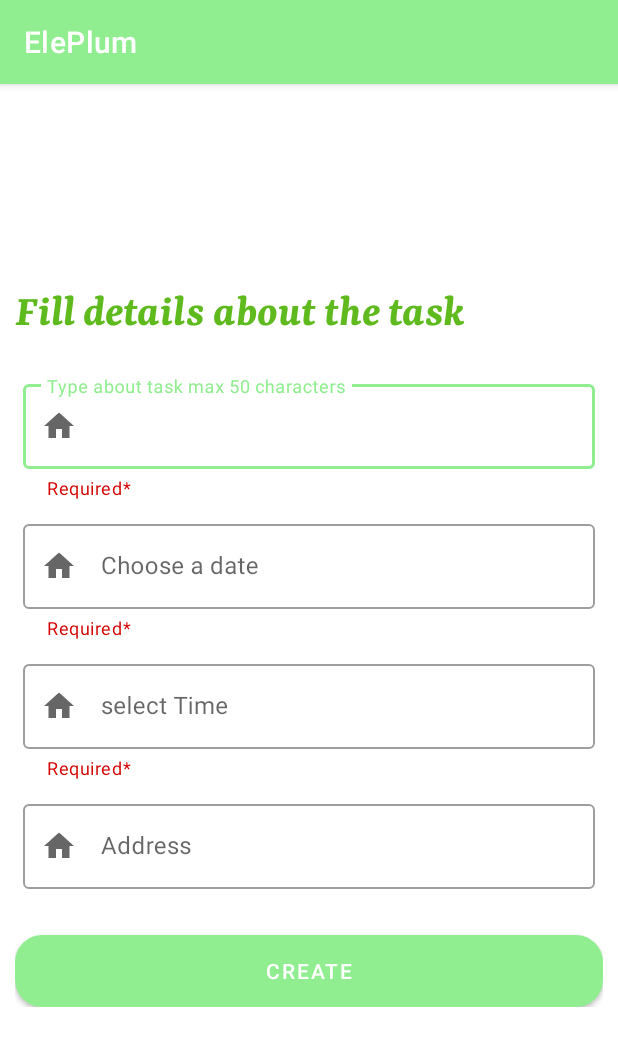
After one commit to Kuldeep425/ElePlum, an Android app: the CreateTaskActivity screen opened directly, with no data from a screen before it, on a phone screen of 412 x 824 dp. The commit adds this screen. Shown: the top 1046 px of the screen. Run offline under Robolectric (Android 15) with nearby library versions, the phone set to English and light mode, and no system bars.

Commit message:
added create task with live location

```diff
--- /dev/null
+++ b/app/src/main/java/com/example/eleplum/Activity/CreateTaskActivity.java
@@ -0,0 +1,102 @@
+package com.example.eleplum.Activity;
+
+import androidx.appcompat.app.AppCompatActivity;
+
+import android.location.Address;
+import android.location.Geocoder;
+import android.os.Bundle;
+import android.util.Log;
+import android.view.View;
+import android.widget.Button;
+import android.widget.Toast;
+
+import com.example.eleplum.Fragments.HomeUserFragment;
+import com.example.eleplum.R;
+import com.google.android.material.textfield.TextInputEditText;
+
+import java.io.IOException;
+import java.util.List;
+import java.util.Locale;
+
+public class CreateTaskActivity extends AppCompatActivity {
+
+    TextInputEditText taskTxt,timeTxt,dateTxt,addressTxt;
+    Geocoder geocoder;
+    Double latitude,longitude;
+    Button createBtn;
+    String taskDesc,time,date,address;
+
+    @Override
+    protected void onCreate(Bundle savedInstanceState) {
+        super.onCreate(savedInstanceState);
+        setContentView(R.layout.activity_create_task);
+
+        initialize();
+
+
+        // get latitude and longitude
+        latitude=getIntent().getDoubleExtra("latitude",0);
+        longitude=getIntent().getDoubleExtra("longitude",0);
+
+        System.out.println(latitude + " " +longitude );
+
+        // initialize geocoder
+        geocoder=new Geocoder(this, Locale.getDefault());
+
+        // get user location
+        runOnUiThread(()->{
+            try {
+            getCurrentLocation();
+        } catch (IOException e) {
+            e.printStackTrace();
+        }
+        });
+
+        createBtn.setOnClickListener(new View.OnClickListener() {
+            @Override
+            public void onClick(View view) {
+                 validateInputFields();
+            }
+        });
+
+    }
+
+    private boolean validateInputFields() {
+
+        return true;
+    }
+
+    private void getCurrentLocation() throws IOException {
+        List<Address> addresses=geocoder.getFromLocation(latitude,longitude,1);
+        System.out.println(addresses);
+        if(addresses.size()==0) {
+            Toast.makeText(this, "List has no item", Toast.LENGTH_SHORT).show();
+            return;
+        }
+        String address = addresses.get(0).getAddressLine(0); // If any additional address line present than only, check with max available address lines by getMaxAddressLineIndex()
+        String city = addresses.get(0).getLocality();
+        String subLocality=addresses.get(0).getSubLocality();
+        String state = addresses.get(0).getAdminArea();
+        String country = addresses.get(0).getCountryName();
+        String postalCode = addresses.get(0).getPostalCode();
+        String knownName = addresses.get(0).getFeatureName();
+        Log.d("Address",address);
+        Log.d("City",city);
+        Log.d("state",state);
+        Log.d("country",country);
+        Log.d("postalCode",postalCode);
+        Log.d("knownName",knownName);
+        Log.d("subLocality",subLocality);
+
+        addressTxt.setText(subLocality+","+postalCode);
+        addressTxt.setEnabled(false);
+    }
+
+    private void initialize() {
+        taskTxt=findViewById(R.id.task);
+        timeTxt=findViewById(R.id.time);
+        dateTxt=findViewById(R.id.date);
+        addressTxt=findViewById(R.id.address);
+        createBtn=findViewById(R.id.create_taskBtn);
+    }
+}
--- a/app/src/main/java/com/example/eleplum/Activity/MainActivityUser.java
+++ b/app/src/main/java/com/example/eleplum/Activity/MainActivityUser.java
@@ -18,6 +18,7 @@ public class MainActivityUser extends AppCompatActivity {
     LinearLayout homeLayout,chatLayout,notificationLayout,callLayout;
     ImageView homeImageview,chatImageview,notificationImageview,callImageview;
     TextView homeTextview,notificationTextview,chatTextview,callTextview;
+    Double latitude,longitude;
     private int selectedTab=1; // we have 4 tab (home,notification ,chat and call) but by default the home would be selected
     @Override
     protected void onCreate( Bundle savedInstanceState) {
--- a/app/src/main/java/com/example/eleplum/Fragments/ElectricianNearByGoogleMapFragment.java
+++ b/app/src/main/java/com/example/eleplum/Fragments/ElectricianNearByGoogleMapFragment.java
@@ -55,10 +55,9 @@ public class ElectricianNearByGoogleMapFragment extends Fragment implements OnMa
        // mapView=rootview.findViewById(R.id.mapview);
     }
 
+
     @Override
     public void onMapReady(GoogleMap googleMap) {
-        googleMap.addMarker(new MarkerOptions()
-                .position(new LatLng(0, 0))
-                .title("Marker"));
+
     }
 }
--- /dev/null
+++ b/app/src/main/res/drawable/border_line.xml
@@ -0,0 +1,6 @@
+<?xml version="1.0" encoding="utf-8"?>
+<shape xmlns:android="http://schemas.android.com/apk/res/android">
+    <solid android:color="@color/white" />
+    <stroke android:color="@color/green_700" android:width="5dp"/>
+    <corners android:radius="30dp"/>
+</shape>
--- /dev/null
+++ b/app/src/main/res/layout/activity_create_task.xml
@@ -0,0 +1,129 @@
+<?xml version="1.0" encoding="utf-8"?>
+<ScrollView xmlns:android="http://schemas.android.com/apk/res/android"
+    xmlns:app="http://schemas.android.com/apk/res-auto"
+    xmlns:tools="http://schemas.android.com/tools"
+    android:layout_width="match_parent"
+    android:layout_height="match_parent"
+    tools:context=".Activity.CreateTaskActivity">
+    <RelativeLayout
+        android:isScrollContainer="true"
+        android:padding="10dp"
+        android:orientation="vertical"
+        android:layout_width="match_parent"
+        android:layout_marginBottom="10dp"
+        android:layout_height="wrap_content"
+        android:layout_gravity="center">
+       <TextView
+           android:id="@+id/textDisplay"
+           android:layout_width="match_parent"
+           android:layout_height="match_parent"
+           android:text="Fill details about the task"
+           android:layout_marginBottom="20sp"
+           android:fontFamily="@font/yrsabolditalic"
+           android:textColor="@color/green_700"
+           android:textSize="30sp"
+           />
+
+        <com.google.android.material.textfield.TextInputLayout
+            android:id="@+id/task_container"
+            style="@style/Widget.MaterialComponents.TextInputLayout.OutlinedBox"
+            android:layout_width="match_parent"
+            android:layout_height="wrap_content"
+            android:layout_below="@id/textDisplay"
+            android:layout_marginStart="5dp"
+            android:layout_marginTop="5dp"
+            android:layout_marginEnd="5dp"
+            android:layout_marginBottom="5dp"
+            android:hint="Type about task max 50 characters"
+            app:helperText="Required*"
+            app:helperTextEnabled="true"
+            app:helperTextTextColor="#D50000"
+            app:startIconDrawable="@drawable/icon_home">
+
+            <com.google.android.material.textfield.TextInputEditText
+                android:id="@+id/task"
+                android:layout_width="match_parent"
+                android:layout_height="wrap_content"
+                android:inputType="textShortMessage" />
+        </com.google.android.material.textfield.TextInputLayout>
+
+        <com.google.android.material.textfield.TextInputLayout
+            android:id="@+id/date_container"
+            style="@style/Widget.MaterialComponents.TextInputLayout.OutlinedBox"
+            android:layout_width="match_parent"
+            android:layout_height="wrap_content"
+            android:layout_below="@+id/task_container"
+            android:layout_marginStart="5dp"
+            android:layout_marginTop="5dp"
+            android:layout_marginEnd="5dp"
+            android:layout_marginBottom="5dp"
+            android:hint="Choose a date"
+            app:helperText="Required*"
+            app:helperTextEnabled="true"
+            app:helperTextTextColor="#D50000"
+            app:startIconDrawable="@drawable/icon_home">
+
+            <com.google.android.material.textfield.TextInputEditText
+                android:id="@+id/date"
+                android:layout_width="match_parent"
+                android:layout_height="wrap_content"
+                android:inputType="textShortMessage" />
+        </com.google.android.material.textfield.TextInputLayout>
+        <com.google.android.material.textfield.TextInputLayout
+            android:id="@+id/time_container"
+            style="@style/Widget.MaterialComponents.TextInputLayout.OutlinedBox"
+            android:layout_width="match_parent"
+            android:layout_height="wrap_content"
+            android:layout_below="@+id/date_container"
+            android:layout_marginStart="5dp"
+            android:layout_marginTop="5dp"
+            android:layout_marginEnd="5dp"
+            android:layout_marginBottom="5dp"
+            android:hint="select Time"
+            app:helperText="Required*"
+            app:helperTextEnabled="true"
+            app:helperTextTextColor="#D50000"
+            app:startIconDrawable="@drawable/icon_home">
+
+            <com.google.android.material.textfield.TextInputEditText
+                android:id="@+id/time"
+                android:layout_width="match_parent"
+                android:layout_height="wrap_content"
+                android:inputType="textShortMessage" />
+        </com.google.android.material.textfield.TextInputLayout>
+        <com.google.android.material.textfield.TextInputLayout
+            android:id="@+id/address_container"
+            style="@style/Widget.MaterialComponents.TextInputLayout.OutlinedBox"
+            android:layout_width="match_parent"
+            android:layout_height="wrap_content"
+            android:layout_below="@+id/time_container"
+            android:layout_marginStart="5dp"
+            android:layout_marginTop="5dp"
+            android:layout_marginEnd="5dp"
+            android:layout_marginBottom="5dp"
+            android:hint="Address"
+            app:helperTextEnabled="true"
+            app:helperTextTextColor="#D50000"
+
+            app:startIconDrawable="@drawable/icon_home">
+
+            <com.google.android.material.textfield.TextInputEditText
+                android:id="@+id/address"
+                android:textColor="@color/black"
+                android:layout_width="match_parent"
+                android:layout_height="wrap_content"
+                android:inputType="textShortMessage" />
+        </com.google.android.material.textfield.TextInputLayout>
+        <Button
+            android:id="@+id/create_taskBtn"
+            android:text="Create"
+            android:layout_marginTop="5dp"
+            android:layout_marginBottom="20dp"
+            android:layout_alignParentBottom="true"
+            android:layout_centerHorizontal="true"
+            android:layout_below="@id/address_container"
+            android:background="@drawable/bg_button"
+            android:layout_width="match_parent"
+            android:layout_height="wrap_content"/>
+    </RelativeLayout>
+</ScrollView>
--- a/app/src/main/res/layout/activity_signup.xml
+++ b/app/src/main/res/layout/activity_signup.xml
@@ -97,12 +97,12 @@
         android:layout_width="wrap_content"
         android:layout_height="wrap_content"
         android:layout_gravity="center"
+        android:layout_marginTop="20dp"
+        android:onClick="goToLoginPage"
         android:text="Already have an account?"
         android:textColor="@color/login_color"
-        android:textStyle="bold"
-        android:layout_marginTop="20dp"
 
-        />
+        android:textStyle="bold" />
 
 
 
--- a/app/src/main/res/layout/fragment_home_user.xml
+++ b/app/src/main/res/layout/fragment_home_user.xml
@@ -119,6 +119,7 @@
                     android:layout_height="wrap_content"
                     android:layout_marginTop="12dp">
                     <androidx.cardview.widget.CardView
+                        android:id="@+id/create_task_view"
                         android:layout_width="0dp"
                         android:layout_height="90dp"
                         android:layout_weight="1"
```
Also changed, not shown: app/src/main/AndroidManifest.xml (+15 -7 lines), app/src/main/java/com/example/eleplum/Activity/LoginActivity.java (+68 -0 lines), app/src/main/java/com/example/eleplum/Activity/OTPVerificationActivity.java (+5 -2 lines), app/src/main/java/com/example/eleplum/Activity/SignUpActivity.java (+6 -6 lines), app/src/main/java/com/example/eleplum/Fragments/HomeUserFragment.java (+34 -11 lines), app/src/main/java/com/example/eleplum/Models/User.java (+15 -0 lines), app/src/main/res/layout/activity_login.xml (+21 -18 lines).
